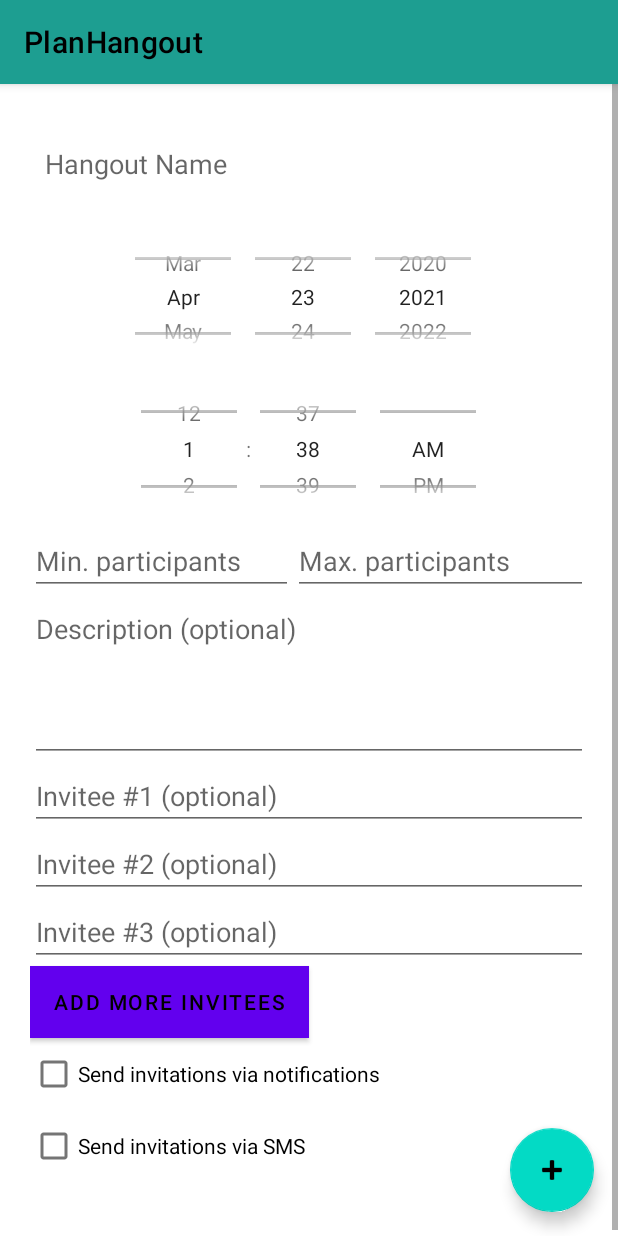
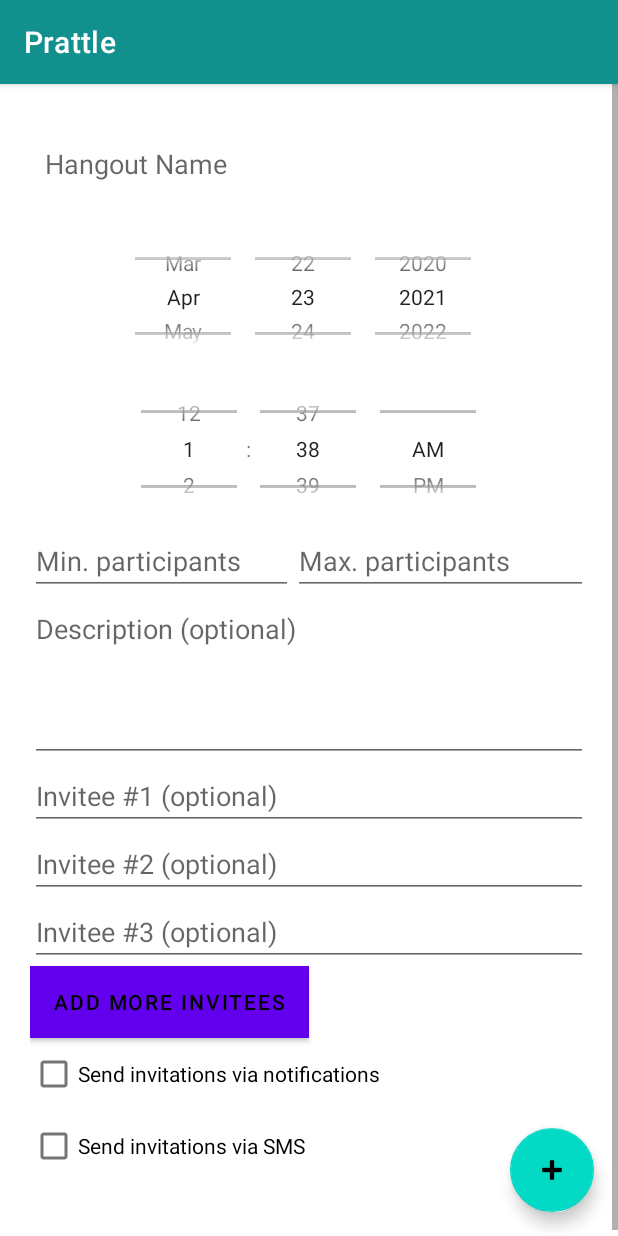
Before and after one commit to abetco/Prattle, an Android app: the PlanHangout screen opened directly, with no data from a screen before it, on a phone screen of 412 x 824 dp. Run offline under Robolectric (Android 15) with nearby library versions, the phone set to English and light mode, and no system bars.

```diff
--- a/app/src/main/java/edu/illinois/cs465/prattle/PlanHangout.java
+++ b/app/src/main/java/edu/illinois/cs465/prattle/PlanHangout.java
@@ -35,8 +35,8 @@ public class PlanHangout extends AppCompatActivity {
 
         super.onCreate(savedInstanceState);
         setContentView(R.layout.activity_plan_hangout);
-        Toolbar toolbar = findViewById(R.id.toolbar);
-        setSupportActionBar(toolbar);
+        /*Toolbar toolbar = findViewById(R.id.toolbar);
+        setSupportActionBar(toolbar);*/
 
         ArrayList<String> CN = new ArrayList<String>();
         for (int i = 0; i < CONTACT_NAMES.length; i++) {
--- a/app/src/main/java/edu/illinois/cs465/prattle/ViewCalendarFragment.java
+++ b/app/src/main/java/edu/illinois/cs465/prattle/ViewCalendarFragment.java
@@ -79,9 +79,9 @@ public class ViewCalendarFragment extends AppCompatActivity {
                 Context context = getApplicationContext();
 //                    Toast.makeText(context, dateClicked.toString(), Toast.LENGTH_SHORT).show();
                 if (dateClicked.toString().compareTo("Fri Apr 23 00:00:00 CDT 2021") == 0 && isEvent) {
-                    Toast.makeText(context, "Six Flags", Toast.LENGTH_SHORT).show();
+                    Toast.makeText(context, "Six Flags Hangout (12:00 PM) (1/8 attendees)", Toast.LENGTH_SHORT).show();
                 } else {
-                    Toast.makeText(context, "No event", Toast.LENGTH_SHORT).show();
+                    Toast.makeText(context, "No hangouts planned/joined", Toast.LENGTH_SHORT).show();
                 }
             }
 
--- a/app/src/main/res/layout/activity_plan_hangout.xml
+++ b/app/src/main/res/layout/activity_plan_hangout.xml
@@ -16,11 +16,12 @@
         <androidx.appcompat.widget.Toolbar
             android:id="@+id/toolbar"
             android:layout_width="match_parent"
-            android:layout_height="?attr/actionBarSize"
+            android:layout_height="match_parent"
             android:background="?attr/colorPrimary"
-            android:backgroundTint="#1D9E91"
+            android:backgroundTint="@color/primary_color"
             app:popupTheme="@style/Theme.Prattle.PopupOverlay"
-            app:titleTextColor="#000000" />
+            app:title="Prattle"
+            app:titleTextColor="#FFFFFF" />
 
     </com.google.android.material.appbar.AppBarLayout>
 
```
